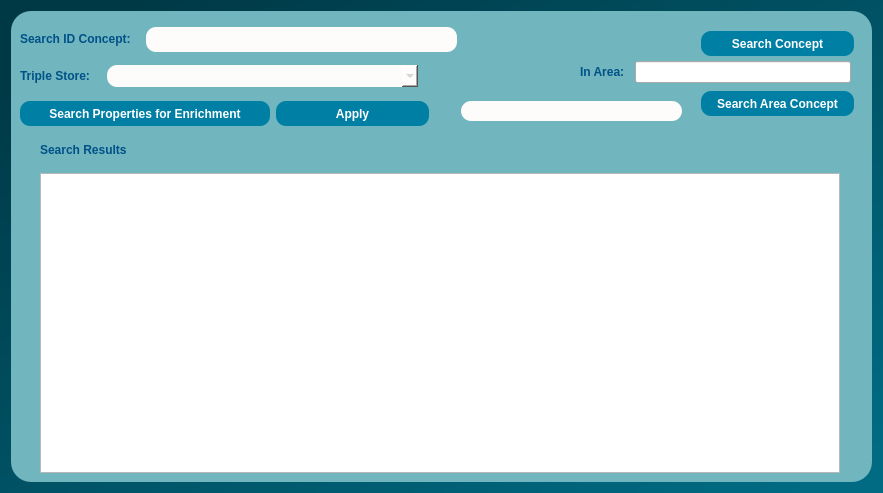
This is dialogs/ui/whattoenrichdialog.ui in sparqlunicorn/sparqlunicornGoesGIS as Qt 5 draws it before an edit. The edited form follows.
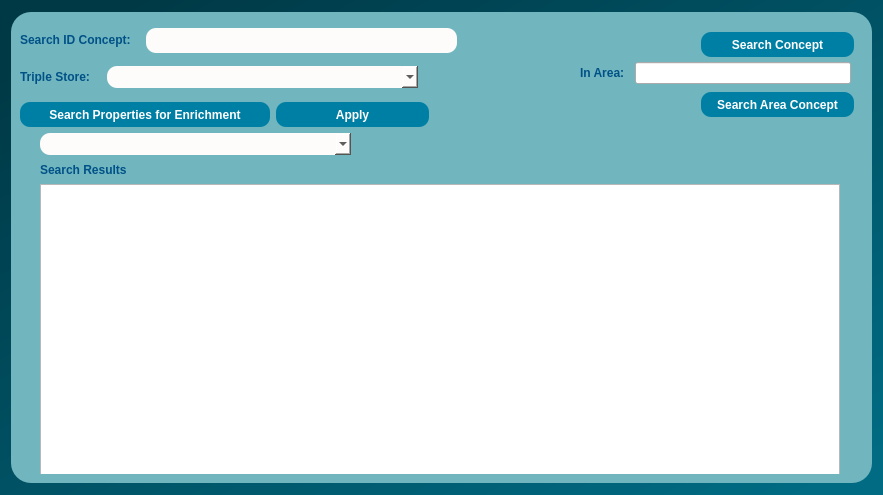
This is the edited form.

Diff of the .ui file:
```diff
--- a/dialogs/ui/whattoenrichdialog.ui
+++ b/dialogs/ui/whattoenrichdialog.ui
@@ -7,7 +7,7 @@
     <x>0</x>
     <y>0</y>
     <width>879</width>
-    <height>489</height>
+    <height>495</height>
    </rect>
   </property>
   <property name="windowTitle">
@@ -64,7 +64,7 @@
        </size>
       </property>
       <layout class="QGridLayout" name="gridLayout">
-       <item row="1" column="0">
+       <item row="2" column="0">
         <widget class="QListWidget" name="searchResult">
          <property name="minimumSize">
           <size>
@@ -80,7 +80,7 @@
          </property>
         </widget>
        </item>
-       <item row="0" column="0">
+       <item row="1" column="0">
         <widget class="QLabel" name="searchResultLabel">
          <property name="minimumSize">
           <size>
@@ -103,6 +103,35 @@
          </property>
         </widget>
        </item>
+       <item row="0" column="0">
+        <widget class="QComboBox" name="tripleStoreEdit_1">
+         <property name="enabled">
+          <bool>true</bool>
+         </property>
+         <property name="minimumSize">
+          <size>
+           <width>311</width>
+           <height>22</height>
+          </size>
+         </property>
+         <property name="maximumSize">
+          <size>
+           <width>311</width>
+           <height>22</height>
+          </size>
+         </property>
+         <property name="cursor">
+          <cursorShape>PointingHandCursor</cursorShape>
+         </property>
+         <property name="styleSheet">
+          <string notr="true">border-radius:10px;
+
+border-color:rgb(45, 45, 45);
+
+background-color: rgb(253, 252, 250);</string>
+         </property>
+        </widget>
+       </item>
       </layout>
      </widget>
      <widget class="QPushButton" name="searchButton">
@@ -396,12 +425,12 @@
          <item>
           <widget class="QComboBox" name="tripleStoreEdit">
            <property name="enabled">
-            <bool>false</bool>
+            <bool>true</bool>
            </property>
            <property name="minimumSize">
             <size>
              <width>311</width>
-             <height>22</height>
+             <height>12</height>
             </size>
            </property>
            <property name="maximumSize">
@@ -473,23 +502,6 @@
        <string>Apply</string>
       </property>
      </widget>
-     <widget class="QLineEdit" name="lineEdit">
-      <property name="geometry">
-       <rect>
-        <x>450</x>
-        <y>90</y>
-        <width>221</width>
-        <height>20</height>
-       </rect>
-      </property>
-      <property name="styleSheet">
-       <string notr="true">border-radius:10px;
-
-border-color:rgb(45, 45, 45);
-
-background-color: rgb(253, 252, 250);</string>
-      </property>
-     </widget>
     </widget>
    </item>
   </layout>
```
Left out of the diff: 3 changed lines with no effect on the pictures.
